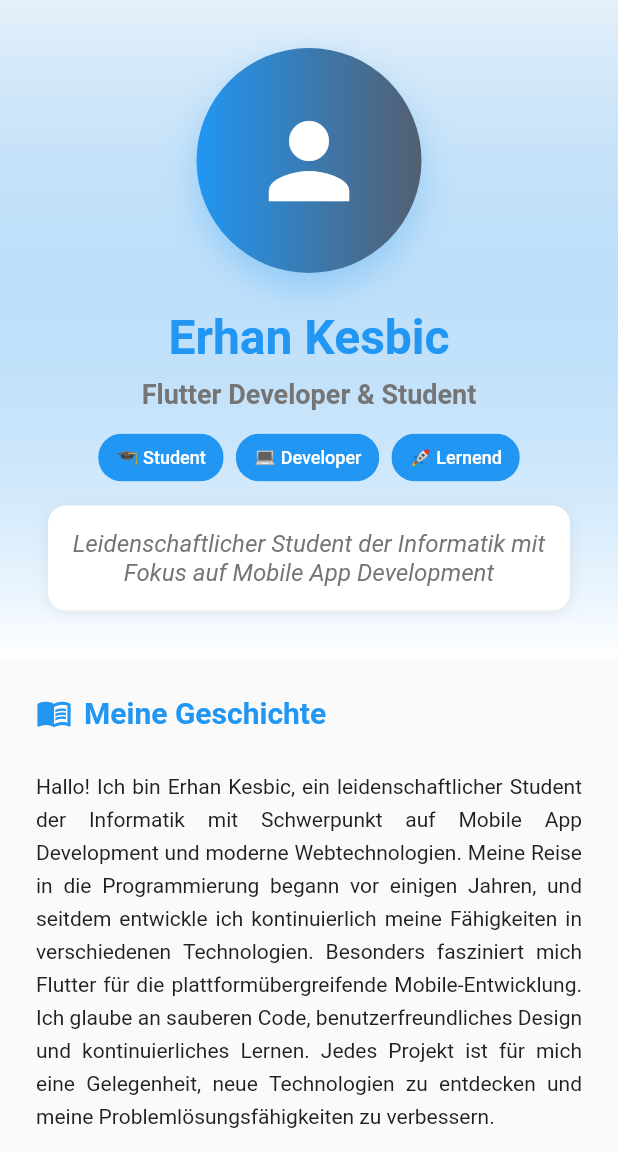
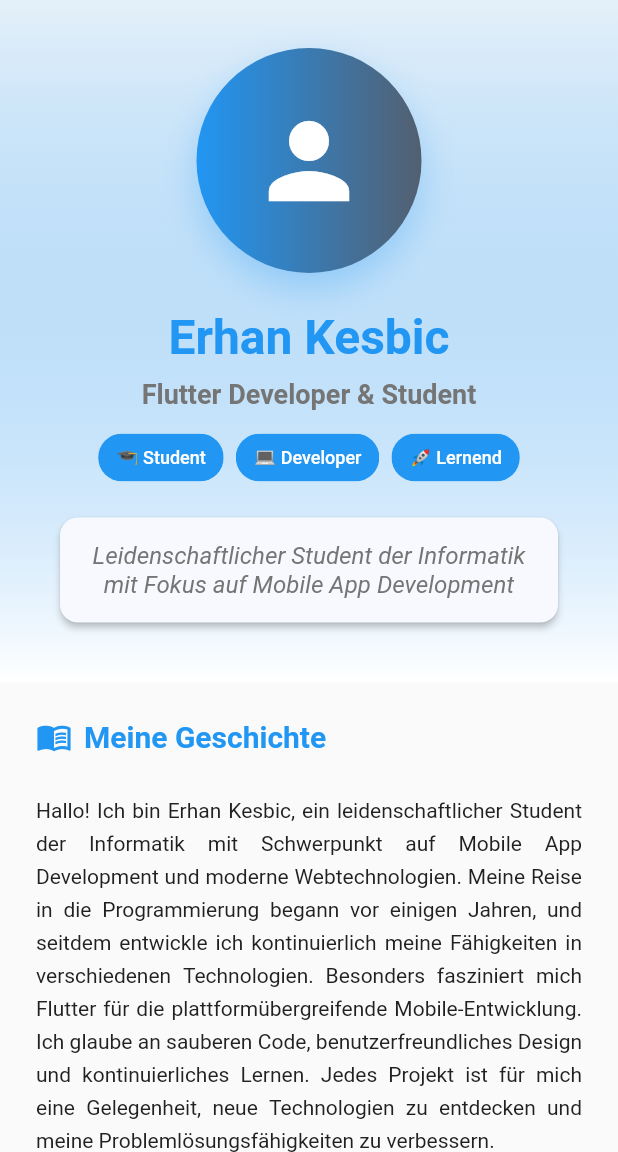
Before and after one commit to erhankesbic/portfolio_5228557, a Flutter app: the AboutPage screen opened directly, on a phone screen of 412 x 824 dp, the part 84-1236 px from its top. Run offline on Flutter 3.47's test engine with Material 3 defaults, Android fonts, the phone set to English and light mode, and no system bars; our stand-ins replace get_it, shared_preferences; accounts and stored records are empty.

Commit message:
feat: Konsistentes Theming für Karten und Dialoge in der gesamten App implementiert und AppWidgets.card für Kontext aktualisiert

```diff
--- a/lib/pages/about_page.dart
+++ b/lib/pages/about_page.dart
@@ -127,19 +127,8 @@ class _AboutPageState extends State<AboutPage> {
             AppWidgets.spacing(height: AppTheme.spacingMedium),
 
             // Kurze Bio
-            Container(
+            AppWidgets.card(context: context,
               padding: const EdgeInsets.all(AppTheme.spacingMedium),
-              decoration: BoxDecoration(
-                color: Colors.white,
-                borderRadius: BorderRadius.circular(12),
-                boxShadow: [
-                  BoxShadow(
-                    color: Colors.grey.withAlpha(50),
-                    blurRadius: 8,
-                    offset: const Offset(0, 2),
-                  ),
-                ],
-              ),
               child: Text(
                 personalInfo.shortBio,
                 style: AppTheme.bodyLarge.copyWith(
@@ -203,21 +192,11 @@ class _AboutPageState extends State<AboutPage> {
       _aboutRepository.getSkillLevelColorValue(skillCategory.level),
     );
 
-    return Container(
+    return AppWidgets.card(context: context,
       margin: const EdgeInsets.only(bottom: AppTheme.spacingLarge),
       padding: const EdgeInsets.all(AppTheme.spacingMedium),
-      decoration: BoxDecoration(
-        color: Colors.white,
-        borderRadius: BorderRadius.circular(12),
-        boxShadow: [
-          BoxShadow(
-            color: Colors.grey.withAlpha(50),
-            blurRadius: 8,
-            offset: const Offset(0, 2),
-          ),
-        ],
-        border: Border(left: BorderSide(width: 4, color: skillLevelColor)),
-      ),
+      elevation: 2,
+
       child: Column(
         crossAxisAlignment: CrossAxisAlignment.start,
         children: [
@@ -274,16 +253,13 @@ class _AboutPageState extends State<AboutPage> {
                           vertical: 6,
                         ),
                         decoration: BoxDecoration(
-                          color: AppTheme.surfaceColor,
-                          borderRadius: BorderRadius.circular(6),
-                          border: Border.all(
-                            color: primaryColor.withAlpha(50),
-                          ),
+                          color: primaryColor.withAlpha(51),
+                          borderRadius: BorderRadius.circular(AppTheme.radiusSmall),
                         ),
                         child: Text(
                           skill,
-                          style: const TextStyle(
-                            fontSize: 12,
+                          style: AppTheme.bodySmall.copyWith(
+                            color: primaryColor,
                             fontWeight: FontWeight.w500,
                           ),
                         ),
@@ -323,19 +299,8 @@ class _AboutPageState extends State<AboutPage> {
   /// Erstellt eine einzelne Interesse-Karte
   Widget _buildInterestCard(BuildContext context, Interest interest) {
     final primaryColor = Theme.of(context).primaryColor;
-    return Container(
+    return AppWidgets.card(context: context,
       padding: const EdgeInsets.all(AppTheme.spacingSmall), // Weniger Padding
-      decoration: BoxDecoration(
-        color: Colors.white,
-        borderRadius: BorderRadius.circular(12),
-        boxShadow: [
-          BoxShadow(
-            color: Colors.grey.withAlpha(50),
-            blurRadius: 8,
-            offset: const Offset(0, 2),
-          ),
-        ],
-      ),
       child: Column(
         mainAxisAlignment: MainAxisAlignment.center,
         children: [
--- a/lib/pages/profile_form_page.dart
+++ b/lib/pages/profile_form_page.dart
@@ -65,7 +65,7 @@ class _ProfileFormPageState extends State<ProfileFormPage> {
       title: 'Profil bearbeiten',
       body: Padding(
         padding: const EdgeInsets.all(AppTheme.spacingXLarge),
-        child: AppWidgets.card(
+        child: AppWidgets.card(context: context,
           child: Padding(
             padding: const EdgeInsets.all(AppTheme.spacingLarge),
             child: Form(
--- a/lib/pages/settings_page.dart
+++ b/lib/pages/settings_page.dart
@@ -71,7 +71,7 @@ class _SettingsPageState extends State<SettingsPage> {
               child: Column(
                 crossAxisAlignment: CrossAxisAlignment.center,
                 children: [
-                  AppWidgets.card(
+                  AppWidgets.card(context: context,
                     margin: const EdgeInsets.only(
                       bottom: AppTheme.spacingXLarge,
                     ),
@@ -115,7 +115,7 @@ class _SettingsPageState extends State<SettingsPage> {
                       ),
                     ),
                   ),
-                  AppWidgets.card(
+                  AppWidgets.card(context: context,
                     margin: const EdgeInsets.only(
                       bottom: AppTheme.spacingXLarge,
                     ),
--- a/lib/pages/summary_page.dart
+++ b/lib/pages/summary_page.dart
@@ -24,7 +24,7 @@ class SummaryPage extends StatelessWidget {
                 child: Column(
                   crossAxisAlignment: CrossAxisAlignment.center,
                   children: [
-                    AppWidgets.card(
+                    AppWidgets.card(context: context,
                       margin: const EdgeInsets.only(bottom: AppTheme.spacingXLarge),
                       child: Padding(
                         padding: const EdgeInsets.all(AppTheme.spacingLarge),
@@ -82,7 +82,7 @@ class SummaryPage extends StatelessWidget {
                         ),
                       ),
                     ),
-                    AppWidgets.card(
+                    AppWidgets.card(context: context,
                       margin: const EdgeInsets.only(bottom: AppTheme.spacingXLarge),
                       child: Padding(
                         padding: const EdgeInsets.all(AppTheme.spacingLarge),
@@ -135,7 +135,7 @@ class SummaryPage extends StatelessWidget {
                       ),
                     ),
                   ),
-                AppWidgets.card(
+                AppWidgets.card(context: context,
                   child: Padding(
                     padding: const EdgeInsets.all(AppTheme.spacingLarge),
                     child: Column(
--- a/lib/pages/work_page.dart
+++ b/lib/pages/work_page.dart
@@ -123,7 +123,7 @@ class _WorkPageState extends State<WorkPage> {
                 });
                 _filterItems();
               },
-              backgroundColor: AppTheme.surfaceColor,
+              backgroundColor: Theme.of(context).cardColor,
               selectedColor: primaryColor.withAlpha(51),
             ),
           );
@@ -134,7 +134,7 @@ class _WorkPageState extends State<WorkPage> {
 
   /// Erstellt eine Projekt-Karte
   Widget _buildProjectCard(WorkItem item) {
-    return AppWidgets.card(
+    return AppWidgets.card(context: context,
       margin: const EdgeInsets.symmetric(
         horizontal: AppTheme.spacingMedium,
         vertical: AppTheme.spacingSmall,
--- a/lib/theme/app_theme.dart
+++ b/lib/theme/app_theme.dart
@@ -12,7 +12,7 @@ class AppTheme {
   static const Color textHint = Color(0xFFBDBDBD);
   static const Color backgroundLight = Color(0xFFFAFAFA);
   static const Color backgroundDark = Color(0xFF303030);
-  static const Color surfaceColor = Colors.white;
+
   static const Color primaryLight = Color(0xFFE3F2FD);
   static const Color primaryDark = Color(0xFF1976D2);
 
@@ -44,15 +44,15 @@ class AppTheme {
   static const double iconLarge = 32.0;
 
   // Text Styles
-  static const TextStyle headlineLarge = TextStyle(fontSize: 32.0, fontWeight: FontWeight.bold, color: textPrimary);
-  static const TextStyle headlineMedium = TextStyle(fontSize: 24.0, fontWeight: FontWeight.bold, color: textPrimary);
-  static const TextStyle headlineSmall = TextStyle(fontSize: 20.0, fontWeight: FontWeight.w600, color: textPrimary);
-  static const TextStyle titleLarge = TextStyle(fontSize: 18.0, fontWeight: FontWeight.w600, color: textPrimary);
-  static const TextStyle titleMedium = TextStyle(fontSize: 16.0, fontWeight: FontWeight.w500, color: textPrimary);
-  static const TextStyle bodyLarge = TextStyle(fontSize: 16.0, fontWeight: FontWeight.normal, color: textPrimary);
-  static const TextStyle bodyMedium = TextStyle(fontSize: 14.0, fontWeight: FontWeight.normal, color: textPrimary);
-  static const TextStyle bodySmall = TextStyle(fontSize: 12.0, fontWeight: FontWeight.normal, color: textSecondary);
-  static const TextStyle labelLarge = TextStyle(fontSize: 14.0, fontWeight: FontWeight.w500, color: textPrimary);
+  static const TextStyle headlineLarge = TextStyle(fontSize: 32.0, fontWeight: FontWeight.bold);
+  static const TextStyle headlineMedium = TextStyle(fontSize: 24.0, fontWeight: FontWeight.bold);
+  static const TextStyle headlineSmall = TextStyle(fontSize: 20.0, fontWeight: FontWeight.w600);
+  static const TextStyle titleLarge = TextStyle(fontSize: 18.0, fontWeight: FontWeight.w600);
+  static const TextStyle titleMedium = TextStyle(fontSize: 16.0, fontWeight: FontWeight.w500);
+  static const TextStyle bodyLarge = TextStyle(fontSize: 16.0, fontWeight: FontWeight.normal);
+  static const TextStyle bodyMedium = TextStyle(fontSize: 14.0, fontWeight: FontWeight.normal);
+  static const TextStyle bodySmall = TextStyle(fontSize: 12.0, fontWeight: FontWeight.normal);
+  static const TextStyle labelLarge = TextStyle(fontSize: 14.0, fontWeight: FontWeight.w500);
 
   /// Creates a dynamic light theme based on a primary color.
   static ThemeData getLightTheme(Color primaryColor) {
@@ -67,6 +67,10 @@ class AppTheme {
         backgroundColor: primaryColor,
         foregroundColor: Colors.white,
       ),
+      cardColor: ColorScheme.fromSeed(seedColor: primaryColor, brightness: Brightness.light).surface,
+      dialogTheme: DialogThemeData(
+        backgroundColor: ColorScheme.fromSeed(seedColor: primaryColor, brightness: Brightness.light).surface,
+      ),
       // ... other theme properties
     );
   }
@@ -77,10 +81,31 @@ class AppTheme {
       useMaterial3: false,
       primarySwatch: _createMaterialColor(primaryColor),
       brightness: Brightness.dark,
+      primaryColor: primaryColor,
       colorScheme: ColorScheme.fromSeed(
         seedColor: primaryColor,
         brightness: Brightness.dark,
       ),
+      appBarTheme: AppBarTheme(
+        backgroundColor: primaryColor,
+        foregroundColor: Colors.white,
+      ),
+      textTheme: TextTheme(
+        headlineLarge: headlineLarge.copyWith(color: Colors.white),
+        headlineMedium: headlineMedium.copyWith(color: Colors.white),
+        headlineSmall: headlineSmall.copyWith(color: Colors.white),
+        titleLarge: titleLarge.copyWith(color: Colors.white),
+        titleMedium: titleMedium.copyWith(color: Colors.white),
+        bodyLarge: bodyLarge.copyWith(color: Colors.white),
+        bodyMedium: bodyMedium.copyWith(color: Colors.white),
+        bodySmall: bodySmall.copyWith(color: Colors.white70),
+        labelLarge: labelLarge.copyWith(color: Colors.white),
+      ),
+      cardColor: ColorScheme.fromSeed(seedColor: primaryColor, brightness: Brightness.dark).surface,
+      dialogTheme: DialogThemeData(
+        backgroundColor: ColorScheme.fromSeed(seedColor: primaryColor, brightness: Brightness.dark).surface,
+      ),
+      scaffoldBackgroundColor: ColorScheme.fromSeed(seedColor: primaryColor, brightness: Brightness.dark).background,
       // ... other theme properties
     );
   }
--- a/lib/widgets/app_widgets.dart
+++ b/lib/widgets/app_widgets.dart
@@ -138,12 +138,14 @@ class AppWidgets {
   /// [margin] - Margin um die Card
   /// [elevation] - Schatten-Tiefe
   static Widget card({
+    required BuildContext context,
     required Widget child,
     EdgeInsetsGeometry? padding,
     EdgeInsetsGeometry? margin,
     double? elevation,
   }) {
     return Card(
+      color: Theme.of(context).cardColor,
       elevation: elevation ?? 2,
       margin: margin ?? const EdgeInsets.all(AppTheme.spacingSmall),
       shape: RoundedRectangleBorder(
```
